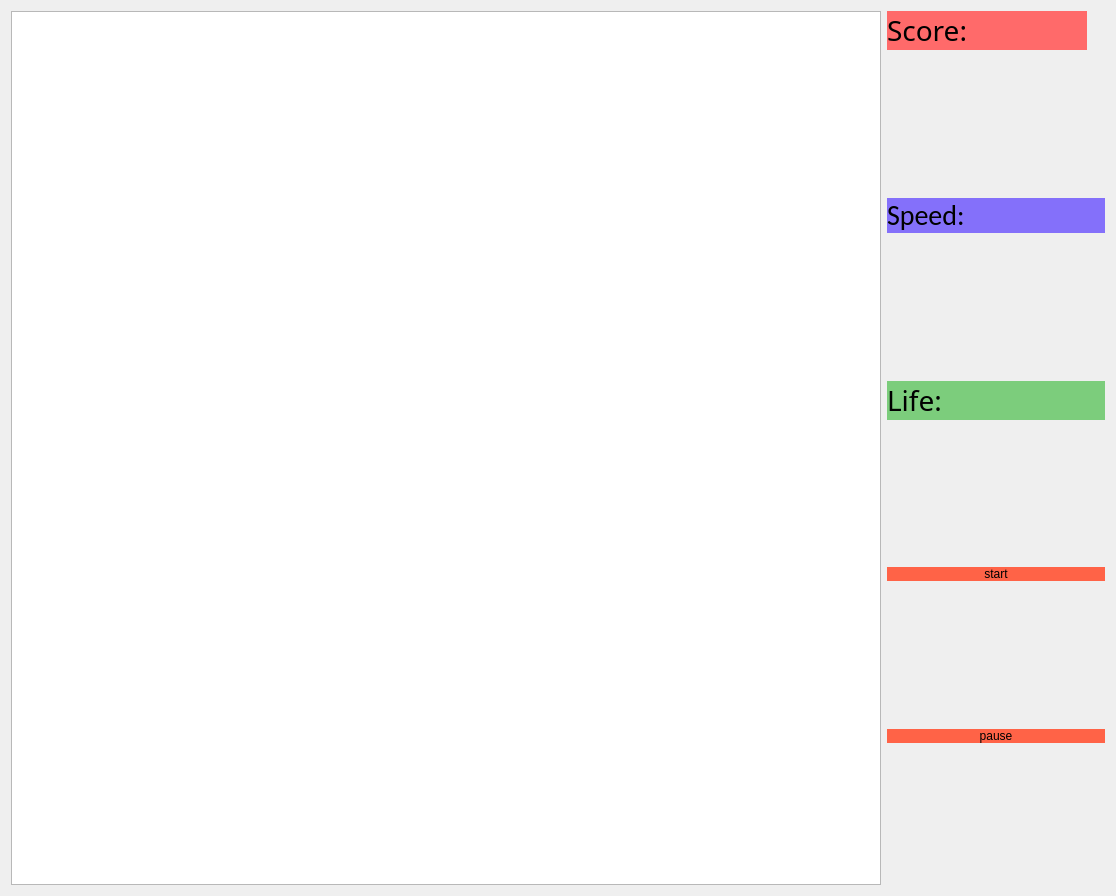
Old version of the form SnakeGame/GameWindow.ui in the repository KendrickChou/SEP.
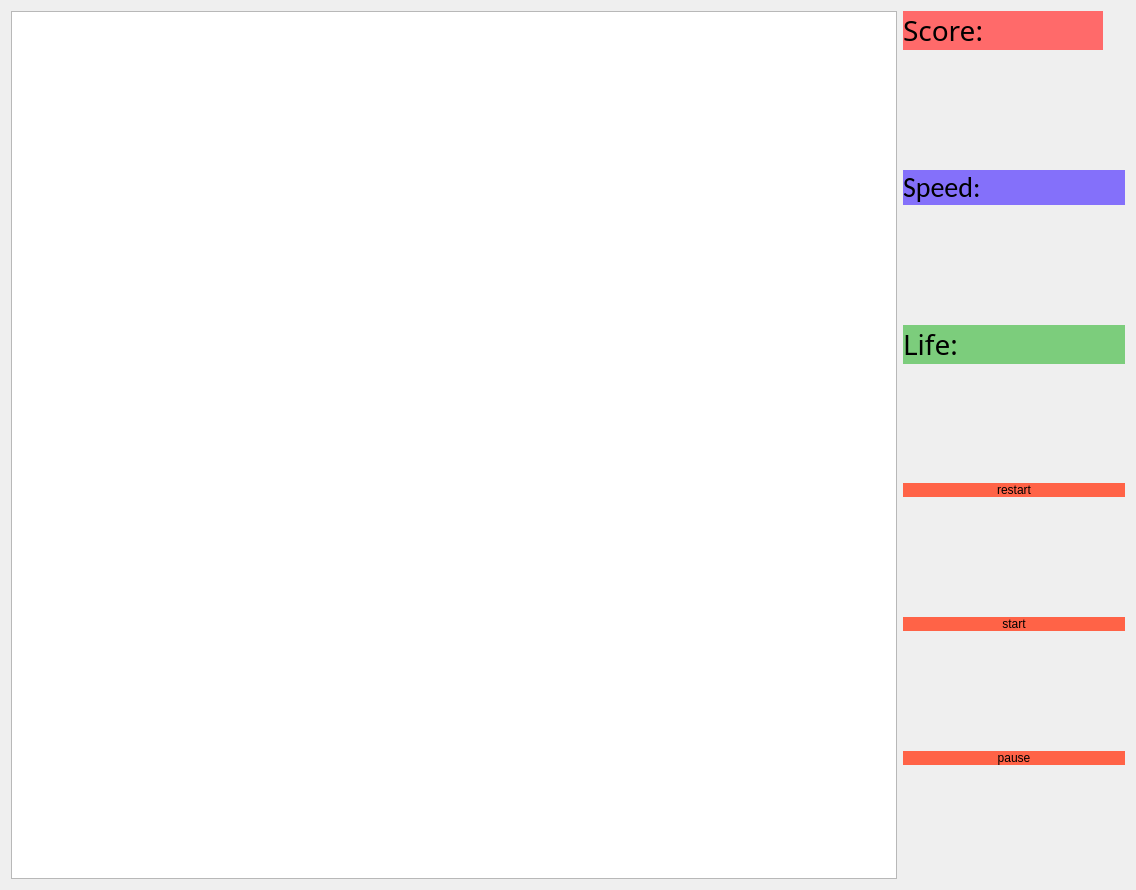
New version of the form. Icons and pictures are not drawn.

```diff
--- a/SnakeGame/GameWindow.ui
+++ b/SnakeGame/GameWindow.ui
@@ -6,8 +6,8 @@
    <rect>
     <x>0</x>
     <y>0</y>
-    <width>1116</width>
-    <height>896</height>
+    <width>1136</width>
+    <height>890</height>
    </rect>
   </property>
   <property name="maximumSize">
@@ -31,7 +31,7 @@
     </widget>
    </item>
    <item>
-    <layout class="QVBoxLayout" name="verticalLayout" stretch="0,0,0,0,0,0,5,0,0,0">
+    <layout class="QVBoxLayout" name="verticalLayout" stretch="0,0,0,0,0,0,0,0,5,0,0,0">
      <item>
       <widget class="QLabel" name="Scoreboard">
        <property name="sizePolicy">
@@ -131,6 +131,40 @@
        </property>
       </widget>
      </item>
+     <item>
+      <spacer name="verticalSpacer_6">
+       <property name="orientation">
+        <enum>Qt::Vertical</enum>
+       </property>
+       <property name="sizeHint" stdset="0">
+        <size>
+         <width>20</width>
+         <height>40</height>
+        </size>
+       </property>
+      </spacer>
+     </item>
+     <item>
+      <widget class="QPushButton" name="restartButton">
+       <property name="styleSheet">
+        <string notr="true">background-color:rgb(255,99,71);
+border-radius:20px</string>
+       </property>
+       <property name="text">
+        <string>restart</string>
+       </property>
+       <property name="icon">
+        <iconset resource="res.qrc">
+         <normaloff>:/images/icons/restart.png</normaloff>:/images/icons/restart.png</iconset>
+       </property>
+       <property name="iconSize">
+        <size>
+         <width>50</width>
+         <height>50</height>
+        </size>
+       </property>
+      </widget>
+     </item>
      <item>
       <spacer name="verticalSpacer_2">
        <property name="orientation">
```
